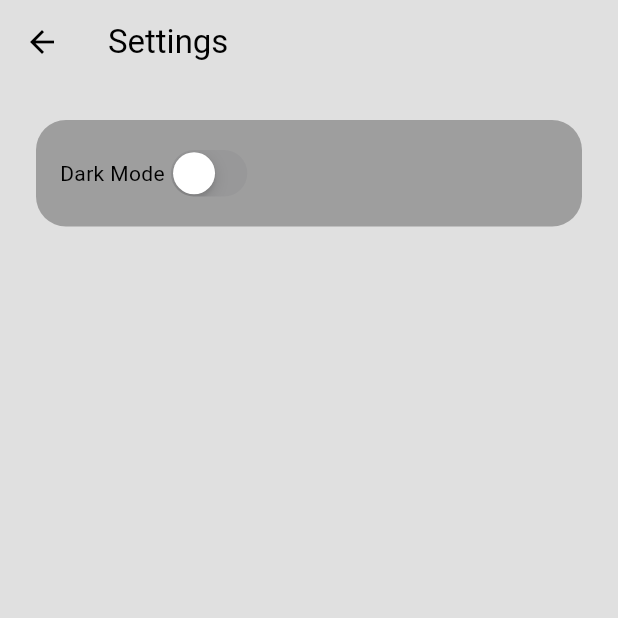
After one commit to Youssab-Michael/MusicPlayer, a Flutter app: the screen it shows after launch, in the side drawer, after a tap on "Settings", on a phone screen of 412 x 824 dp, the top half of it. The commit adds this screen. Run offline on Flutter 3.47's test engine with Material 3 defaults, Android fonts, the phone set to English and light mode, and no system bars.

Commit message:
settings screen Added

```diff
--- a/lib/Screens/home_page.dart
+++ b/lib/Screens/home_page.dart
@@ -1,4 +1,5 @@
 import 'package:flutter/material.dart';
+import 'package:musicplayer/components/myDrawer.dart';
 
 class HomePage extends StatefulWidget {
   const HomePage({super.key});
@@ -13,9 +14,7 @@ class _HomePageState extends State<HomePage> {
     return Scaffold(
       backgroundColor: Theme.of(context).colorScheme.surface,
       appBar: AppBar(title: const Text("Music Player"),),
-      drawer: Drawer(
-
-      ),
+      drawer: MyDrawer(),
     );
   }
 }
--- /dev/null
+++ b/lib/Screens/settings_Page.dart
@@ -0,0 +1,33 @@
+import 'package:flutter/cupertino.dart';
+import 'package:flutter/material.dart';
+import 'package:musicplayer/styles/theme_provider.dart';
+import 'package:provider/provider.dart';
+
+class SettingsPage extends StatelessWidget {
+  const SettingsPage({super.key});
+
+  @override
+  Widget build(BuildContext context) {
+    return Scaffold(
+      appBar: AppBar(
+        title: Text("Settings"),
+      ),
+      body: Container(
+        decoration: BoxDecoration(color: Theme.of(context).colorScheme.primary,borderRadius: BorderRadius.circular(20)),
+        padding: EdgeInsets.all(16),
+        margin: EdgeInsets.all(24),
+        child: Row(
+          children: [
+            Text("Dark Mode"),
+            CupertinoSwitch(
+                value: Provider.of<ThemeProvider>(context, listen: false)
+                    .isDarkMode,
+                onChanged: (value) =>
+                    Provider.of<ThemeProvider>(context, listen: false)
+                        .toggleTheme())
+          ],
+        ),
+      ),
+    );
+  }
+}
```
